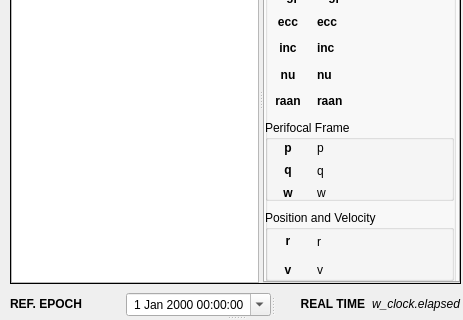
The window that ui/composite.ui (MadMaxFZ/sns2) describes before a commit, drawn with Qt 5; both pictures show x 0 to 463 and y 97 to 417 of the 463 by 544 pixel window.
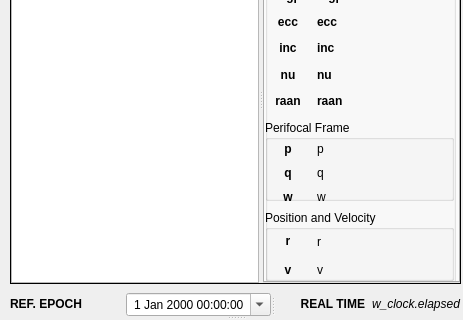
The same window after the commit. The open tabs and pages were chosen to show the change.

Commit message: Added window title, splitter between controls and canvas. some of the GUI is functioning. The Markers went AWOL again.

```diff
--- a/ui/composite.ui
+++ b/ui/composite.ui
@@ -872,7 +872,7 @@
               <x>0</x>
               <y>20</y>
               <width>191</width>
-              <height>61</height>
+              <height>66</height>
              </rect>
             </property>
             <layout class="QHBoxLayout" name="horizontalLayout_5" stretch="1,3">
```
Left out of the diff: 51 changed lines with no effect on the pictures. The commit also changes 2 other files.
